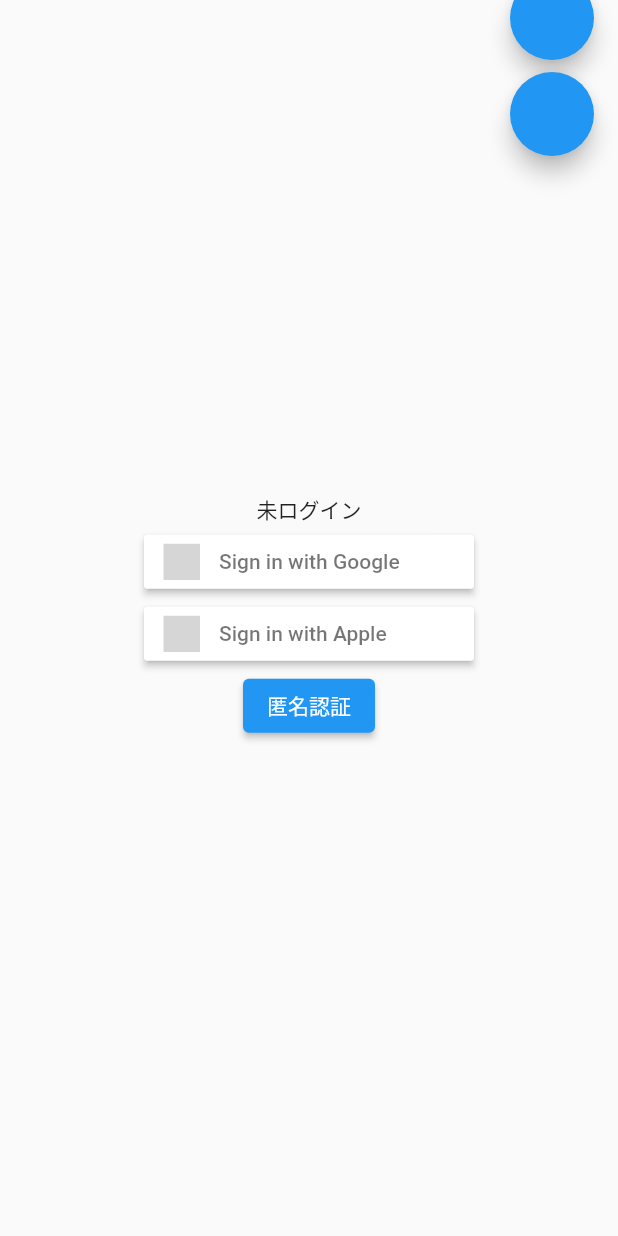
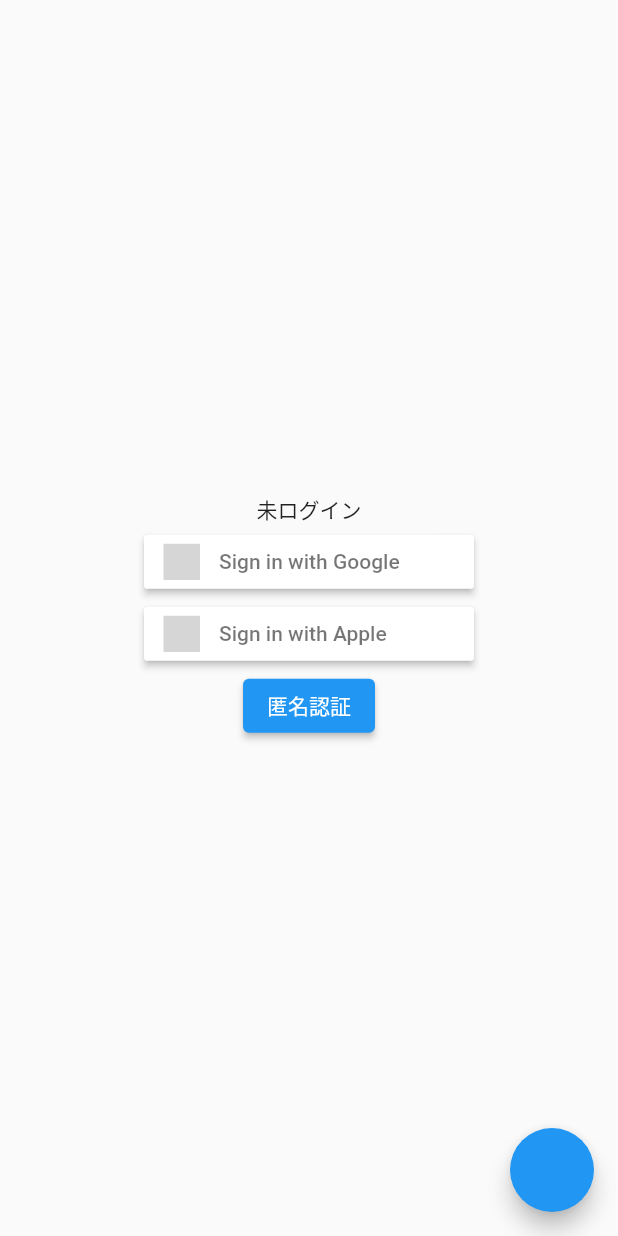
Before and after one commit to taiseidev/flutter-firebase-template, a Flutter app: the screen it shows after launch, on a phone screen of 412 x 824 dp. Run offline on Flutter 3.47's test engine with Material 2 defaults, Android fonts, the phone set to English and light mode, and no system bars; our stand-ins replace cloud_firestore, firebase_auth, firebase_core, flutter_signin_button, freezed_annotation, google_sign_in and 2 more; missing offline and left inert: roggle; accounts and stored records are empty; grey boxes are pictures that could not be loaded.

Commit message:
不要なコードを削除

```diff
--- a/lib/presentation/auth/sns/components/sns_auth_page_sign_out_button.dart
+++ b/lib/presentation/auth/sns/components/sns_auth_page_sign_out_button.dart
@@ -8,18 +8,8 @@ class SnsAuthPageSignOutButton extends StatelessWidget {
   @override
   Widget build(BuildContext context) {
     return Consumer(
-      builder: (context, ref, child) => Column(
-        children: [
-          FloatingActionButton(
-            onPressed: () => ref.read(signOutProvider)(),
-          ),
-          SizedBox(
-            height: 8,
-          ),
-          FloatingActionButton(
-            onPressed: () => ref.read(signOutProvider)(),
-          ),
-        ],
+      builder: (context, ref, child) => FloatingActionButton(
+        onPressed: () => ref.read(signOutProvider)(),
       ),
     );
   }
```
